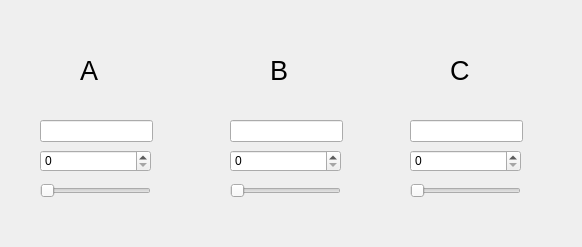
Gadeonio/OOP_laba4_2, file Form.ui: the form before one commit.
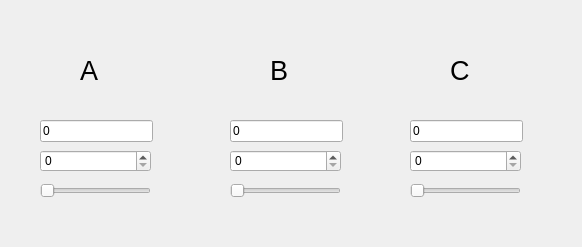
The form after the commit.

Commit message: Сделаны следующие исправления: 1)Добавлена работа с файлом в модели(save_file и parse_file) 2)Переработы поля(заданы с помощью property и setter) 3)Исправлена работа с QLineEdit

The edit to the form file:
```diff
--- a/Form.ui
+++ b/Form.ui
@@ -57,6 +57,9 @@
       <height>22</height>
      </rect>
     </property>
+    <property name="text">
+     <string>0</string>
+    </property>
    </widget>
    <widget class="QSpinBox" name="spinBox_a">
     <property name="geometry">
@@ -127,6 +130,9 @@
       <height>22</height>
      </rect>
     </property>
+    <property name="text">
+     <string>0</string>
+    </property>
    </widget>
    <widget class="QLabel" name="label_3">
     <property name="geometry">
@@ -184,6 +190,9 @@
       <height>22</height>
      </rect>
     </property>
+    <property name="text">
+     <string>0</string>
+    </property>
    </widget>
   </widget>
  </widget>
```
The commit also changes 2 other files.
